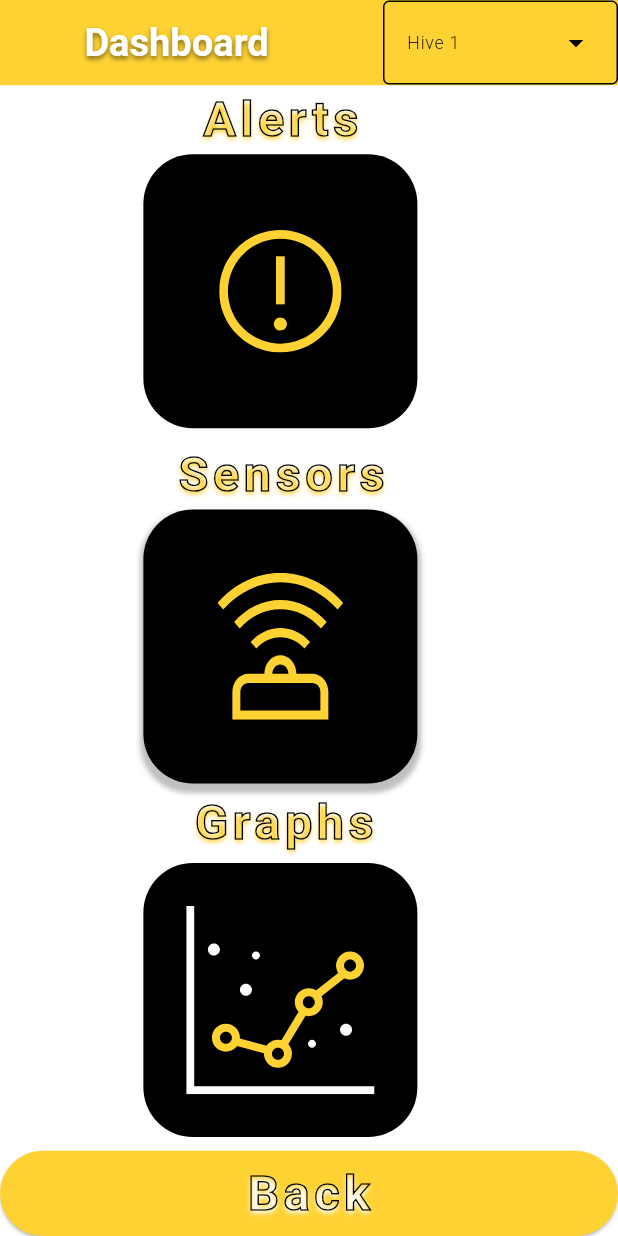
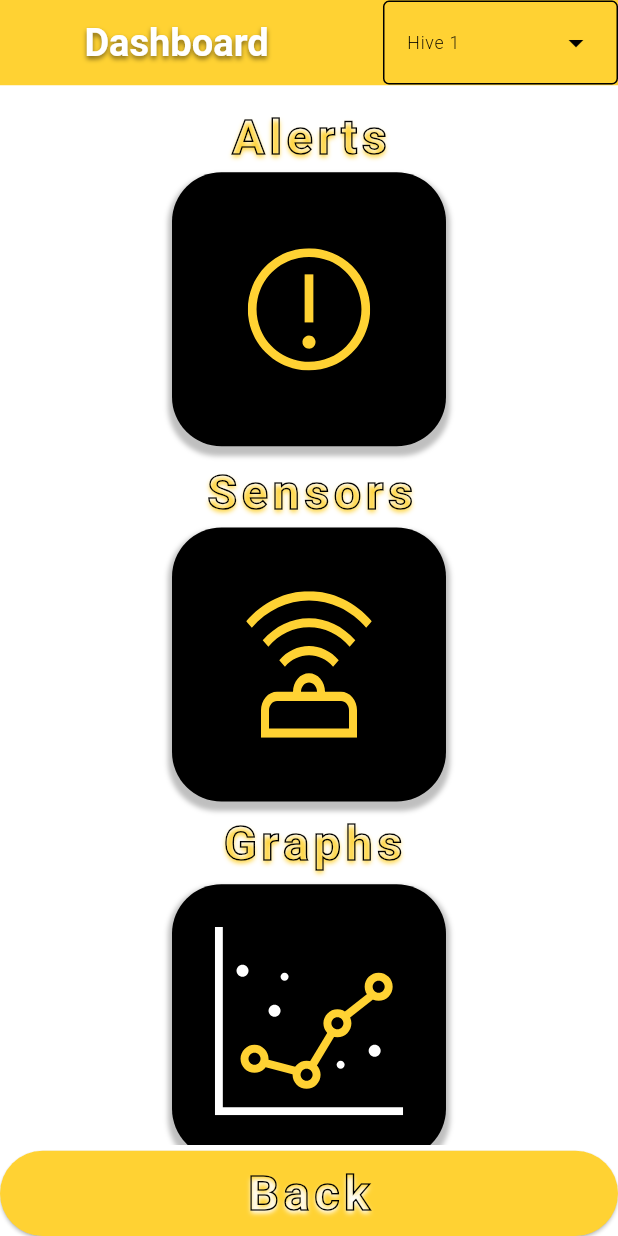
Before and after one commit to B-Ring-Group-3/B-Ring-Group-3, a Flutter app: the screen it shows after launch, after a tap on "Login", on a phone screen of 412 x 824 dp. Run offline on Flutter 3.47's test engine with Material 3 defaults, Android fonts, the phone set to English and light mode, and no system bars; our stand-ins replace cached_network_image, flutter_dotenv, flutter_svg; missing offline and left inert: viam_sdk; project files that could hold a hidden picture were left out.

Commit message:
Refactor Pages
Updated b_ring_dash_screen.dart and login_screen.dart to the refactored versions.

```diff
--- a/BeeProtov0002/bees4-4/lib/presentation/b_ring_dash_screen/b_ring_dash_screen.dart
+++ b/BeeProtov0002/bees4-4/lib/presentation/b_ring_dash_screen/b_ring_dash_screen.dart
@@ -16,119 +16,18 @@ class BRingDashScreen extends StatelessWidget {
         appBar: _buildAppBar(context),
         body: Container(
           width: double.maxFinite,
-          padding: EdgeInsets.symmetric(horizontal: 87.h, vertical: 0.v),
-          child: Column(
-            crossAxisAlignment: CrossAxisAlignment.start,
-            children: [
-               Padding(
-  padding: EdgeInsets.only(left: 35.h),
-  child: Text(
-    "Alerts",
-    style: CustomTextStyles.headlineLargeBlack900.copyWith(
-      foreground: Paint()
-        ..style = PaintingStyle.stroke
-        ..strokeWidth = 1.0
-        ..color = Colors.black.withOpacity(1), // Adjust the color and strokeWidth as needed
-      shadows: [
-        Shadow(
-          color:  Color(0xFFFFD233),
-          offset: Offset(0, 2),
-          blurRadius: 4,
-        ),
+          padding: EdgeInsets.symmetric(horizontal: 15.h, vertical: 4.v),
+          child: ListView(
+            padding: const EdgeInsets.all(8),
+            children: <Widget>[
+              Center(child: _alerts(context)),
+              Center(child: SizedBox(height: 8.v)),
+              Center(child: _sensors(context)),
+              Center(child: SizedBox(height: 5.v)),
+              Center(child: _graphs(context)),
+              Center(child: SizedBox(height: 5.v))
             ],
-      //color: Color(0xFFFFD233),
-    ),
-  ),
-),
-                      Container(
-                          height: 180.adaptSize,
-                          width: 180.adaptSize,
-                          padding: EdgeInsets.all(46.h),
-                          decoration: AppDecoration.fillBlack.copyWith(
-                              borderRadius: BorderRadiusStyle.roundedBorder30),
-                          child: CustomImageView(
-                              imagePath: ImageConstant.imgWarning,
-                              height: 88.adaptSize,
-                              width: 88.adaptSize,
-                              alignment: Alignment.center,
-                              onTap: () {
-                                gotoAlerts(context);
-                              })),
-                      SizedBox(height: 8.v),
-                      Padding(
-  padding: EdgeInsets.only(left: 20.h),
-  child: Text(
-    "Sensors",
-    style: CustomTextStyles.headlineLargeBlack900.copyWith(
-      foreground: Paint()
-        ..style = PaintingStyle.stroke
-        ..strokeWidth = 1.0
-        ..color = Colors.black.withOpacity(1), // Adjust the color and strokeWidth as needed
-      shadows: [
-        Shadow(
-          color:  Color(0xFFFFD233),
-          offset: Offset(0, 2),
-          blurRadius: 4,
-        ),
-      ],
-      //color: Color(0xFFFFD233),
-    ),
-  ),
-),
-                      Container(
-                          height: 180.adaptSize,
-                          width: 180.adaptSize,
-                          padding: EdgeInsets.symmetric(
-                              horizontal: 45.h, vertical: 37.v),
-                          decoration: AppDecoration.outlineBlack900.copyWith(
-                              borderRadius: BorderRadiusStyle.roundedBorder30),
-                          child: CustomImageView(
-                              imagePath: ImageConstant.imgVector,
-                              height: 105.v,
-                              width: 90.h,
-                              alignment: Alignment.center,
-                              onTap: () {
-                                gotoSensors(context);
-                              })),
-                      SizedBox(height: 3.v),
-                       Padding(
-  padding: EdgeInsets.only(left: 30.h),
-  child: Text(
-    "Graphs",
-    style: CustomTextStyles.headlineLargeBlack900.copyWith(
-      foreground: Paint()
-        ..style = PaintingStyle.stroke
-        ..strokeWidth = 1.0
-        ..color = Colors.black.withOpacity(1), // Adjust the color and strokeWidth as needed
-      shadows: [
-        Shadow(
-          color:  Color(0xFFFFD233),
-          offset: Offset(0, 2),
-          blurRadius: 4,
-        ),
-      ],
-      //color: Color(0xFFFFD233),
-    ),
-  ),
-),
-                      SizedBox(height: 4.v),
-                      Container(
-                          height: 180.adaptSize,
-                          width: 180.adaptSize,
-                          padding: EdgeInsets.all(26.h),
-                          decoration: AppDecoration.fillBlack.copyWith(
-                              borderRadius: BorderRadiusStyle.roundedBorder30),
-                          child: CustomImageView(
-                              imagePath: ImageConstant.imgIconDotted,
-                              height: 126.adaptSize,
-                              width: 126.adaptSize,
-                              alignment: Alignment.center,
-                              onTap: () {
-                                gotoGraphs(context);
-                              })),
-                      SizedBox(height: 5.v)
-            ],
-          ),
+          )
         ),
         bottomNavigationBar: _buildBack(context),
       ),
@@ -162,6 +61,132 @@ class BRingDashScreen extends StatelessWidget {
     );
   }
 
+  Widget _alerts(BuildContext context) {
+    return Column(crossAxisAlignment: CrossAxisAlignment.start, children: [
+      Padding(
+        padding: EdgeInsets.only(left: 35.h),
+        child: Text(
+          "Alerts",
+          style: CustomTextStyles.headlineLargeBlack900.copyWith(
+            foreground: Paint()
+              ..style = PaintingStyle.stroke
+              ..strokeWidth = 1.0
+              ..color = Colors.black
+                  .withOpacity(1), // Adjust the color and strokeWidth as needed
+            shadows: [
+              Shadow(
+                color: Color(0xFFFFD233),
+                offset: Offset(0, 2),
+                blurRadius: 4,
+              ),
+            ],
+            //color: Color(0xFFFFD233),
+          ),
+        ),
+      ),
+      InkWell(
+        child: Container(
+          height: 180.adaptSize,
+          width: 180.adaptSize,
+          padding: EdgeInsets.all(46.h),
+          decoration: AppDecoration.outlineBlack900
+              .copyWith(borderRadius: BorderRadiusStyle.roundedBorder30),
+          child: CustomImageView(
+              imagePath: ImageConstant.imgWarning,
+              height: 88.adaptSize,
+              width: 88.adaptSize,
+              alignment: Alignment.center,
+            )
+          ),
+        onTap: () { gotoAlerts(context); }
+      )
+    ]);
+  }
+
+  Widget _sensors(BuildContext context) {
+    return Column(crossAxisAlignment: CrossAxisAlignment.start, children: [
+      Padding(
+        padding: EdgeInsets.only(left: 20.h),
+        child: Text(
+          "Sensors",
+          style: CustomTextStyles.headlineLargeBlack900.copyWith(
+            foreground: Paint()
+              ..style = PaintingStyle.stroke
+              ..strokeWidth = 1.0
+              ..color = Colors.black
+                  .withOpacity(1), // Adjust the color and strokeWidth as needed
+            shadows: [
+              Shadow(
+                color: Color(0xFFFFD233),
+                offset: Offset(0, 2),
+                blurRadius: 4,
+              ),
+            ],
+            //color: Color(0xFFFFD233),
+          ),
+        ),
+      ),
+      InkWell(
+        child: Container(
+          height: 180.adaptSize,
+          width: 180.adaptSize,
+          padding: EdgeInsets.symmetric(horizontal: 45.h, vertical: 37.v),
+          decoration: AppDecoration.outlineBlack900
+              .copyWith(borderRadius: BorderRadiusStyle.roundedBorder30),
+          child: CustomImageView(
+              imagePath: ImageConstant.imgVector,
+              height: 105.v,
+              width: 90.h,
+              alignment: Alignment.center,
+            )
+          ),
+        onTap: () { gotoSensors(context); }
+      )
+    ]);
+  }
+
+  Widget _graphs(BuildContext context) {
+    return Column(crossAxisAlignment: CrossAxisAlignment.start, children: [
+      Padding(
+        padding: EdgeInsets.only(left: 30.h),
+        child: Text(
+          "Graphs",
+          style: CustomTextStyles.headlineLargeBlack900.copyWith(
+            foreground: Paint()
+              ..style = PaintingStyle.stroke
+              ..strokeWidth = 1.0
+              ..color = Colors.black
+                  .withOpacity(1), // Adjust the color and strokeWidth as needed
+            shadows: [
+              Shadow(
+                color: Color(0xFFFFD233),
+                offset: Offset(0, 2),
+                blurRadius: 4,
+              ),
+            ],
+            //color: Color(0xFFFFD233),
+          ),
+        ),
+      ),
+      SizedBox(height: 4.v),
+      InkWell(
+        child: Container(
+          height: 180.adaptSize,
+          width: 180.adaptSize,
+          padding: EdgeInsets.all(26.h),
+          decoration: AppDecoration.outlineBlack900
+              .copyWith(borderRadius: BorderRadiusStyle.roundedBorder30),
+          child: CustomImageView(
+            imagePath: ImageConstant.imgIconDotted,
+            height: 126.adaptSize,
+            width: 126.adaptSize,
+            alignment: Alignment.center,
+          )),
+        onTap: () { gotoGraphs(context); },
+      )
+    ]);
+  }
+
   void gotoAlerts(BuildContext context) {
     Navigator.pushNamed(context, AppRoutes.alertPageScreen);
   }
@@ -181,7 +206,6 @@ class BRingDashScreen extends StatelessWidget {
 
 const List<String> list = <String>['Hive 1', 'Hive 2', 'Hive 3', 'Add Hive'];
 
-
 ///class DropdownMenuApp extends StatelessWidget {
 ///  const DropdownMenuApp({super.key});
 
@@ -198,7 +222,6 @@ const List<String> list = <String>['Hive 1', 'Hive 2', 'Hive 3', 'Add Hive'];
 ///  );
 /// }
 ///}
-
 
 class DropdownMenuExample extends StatefulWidget {
   const DropdownMenuExample({super.key});
--- a/BeeProtov0002/bees4-4/lib/presentation/login_screen/login_screen.dart
+++ b/BeeProtov0002/bees4-4/lib/presentation/login_screen/login_screen.dart
@@ -2,9 +2,6 @@ import 'package:bees4/core/app_export.dart';
 import 'package:bees4/widgets/custom_outlined_button.dart';
 import 'package:bees4/widgets/custom_text_form_field.dart';
 import 'package:flutter/material.dart';
-
-
-
 
 // ignore_for_file: must_be_immutable
 class LoginScreen extends StatelessWidget {
@@ -24,7 +21,26 @@ class LoginScreen extends StatelessWidget {
         body: Container(
           width: double.maxFinite,
           padding: EdgeInsets.only(left: 37.h, top: 65.v, right: 37.h),
-                child: Column(children: [
+          child: Column(
+            children: [
+              _title(context),
+              SizedBox(height: 68.v),
+              _username(context),
+              SizedBox(height: 68.v),
+              _password(context),
+              SizedBox(height: 78.v),
+              _login(context),
+              SizedBox(height: 5.v)
+            ]
+          )
+        )
+      )
+    );
+  }
+
+  Widget _title(BuildContext context) {
+    return Column(
+      children: [
         Container(
           decoration: AppDecoration.outlineBlack,
           child: Text(
@@ -40,14 +56,20 @@ class LoginScreen extends StatelessWidget {
             ),
           ),
         ),
-
         CustomImageView(
           imagePath: ImageConstant.imgTwemojiHoneybee,
           height: 103.v,
           width: 109.h,
           alignment: Alignment.centerLeft,
-                      margin: EdgeInsets.only(left: 91.h)),
-                  SizedBox(height: 68.v),
+          margin: EdgeInsets.only(left: 91.h)
+        )
+      ]
+    );
+  }
+
+  Widget _username(BuildContext context) {
+    return Column(
+      children: [
         Container(
           decoration: AppDecoration.outlineBlack,
           child: Text(
@@ -67,8 +89,17 @@ class LoginScreen extends StatelessWidget {
           padding: EdgeInsets.only(left: 28.h, right: 23.h),
           child: CustomTextFormField(
             controller: enterhereController,
-                          hintText: "enter here")),
-                  SizedBox(height: 68.v),
+            hintText: "enter here",
+            autofocus: false,
+          )
+        ),
+      ],
+    );
+  }
+
+  Widget _password(BuildContext context) {
+    return Column(
+      children: [
         Container(
           decoration: AppDecoration.outlineBlack,
           child: Text(
@@ -89,18 +120,22 @@ class LoginScreen extends StatelessWidget {
           child: CustomTextFormField(
             controller: enterhereController1,
             hintText: "enter here",
-                          textInputAction: TextInputAction.done)),
-                  SizedBox(height: 78.v),
-                  CustomOutlinedButton(
+            textInputAction: TextInputAction.done,
+            autofocus: false,
+          )
+        ),
+      ],
+    );
+  }
+
+  Widget _login(BuildContext context) {
+    return CustomOutlinedButton(
       width: 161.h,
       text: "Login",
       margin: EdgeInsets.only(left: 65.h),
-                      onPressed: () {
-                        gotoDash(context);
-                      },
-                      alignment: Alignment.centerLeft),
-                  SizedBox(height: 5.v)
-                ]))));
+      onPressed: () { gotoDash(context); },
+      alignment: Alignment.centerLeft,
+      );
   }
 
   /// Navigates to the bRingDashScreen when the action is triggered.
```
Lines whose indentation alone changed are shown as unchanged.
